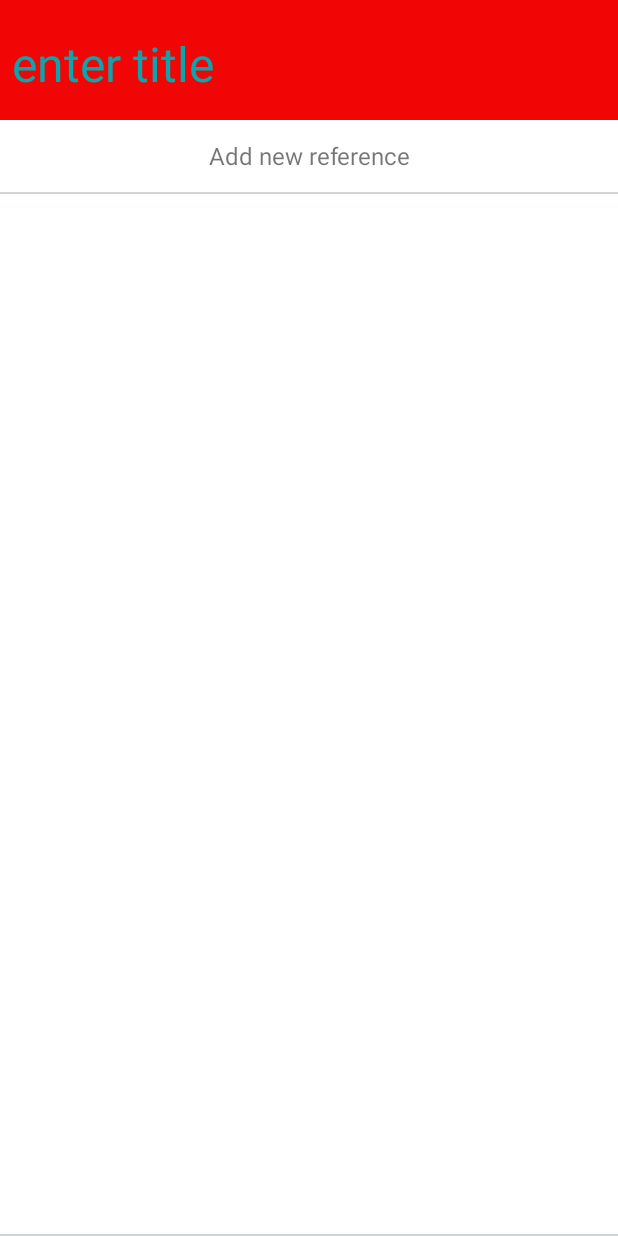
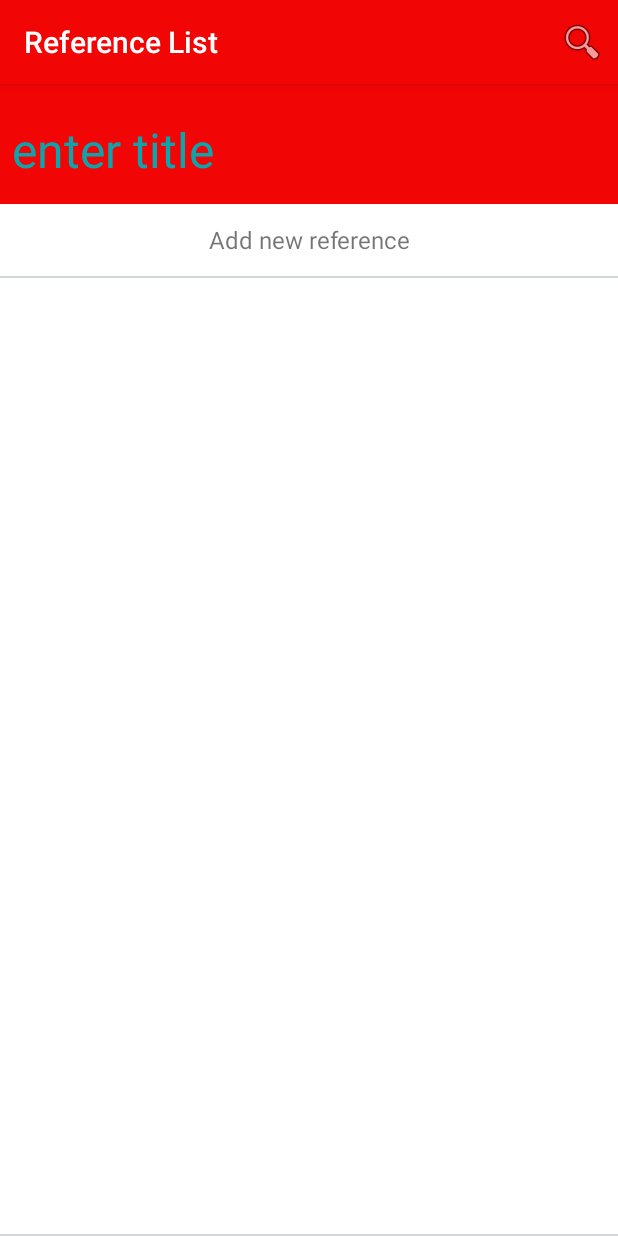
Before and after one commit to SafetyMarcus/EasyReference, an Android app: the ReferenceListActivity screen opened directly, with no data from a screen before it, on a phone screen of 412 x 824 dp. Run offline under Robolectric (Android 15) with nearby library versions, the phone set to English and light mode, and no system bars; our stand-ins replace ButterKnife; libraries missing offline, so code that uses them is left out: com.squareup.otto; 1 statement that could not run was skipped.

Commit message:
Fixing some layouts

```diff
--- a/app/src/main/java/com/au/easyreference/app/Activities/MainActivity.java
+++ b/app/src/main/java/com/au/easyreference/app/Activities/MainActivity.java
@@ -132,6 +132,8 @@ public class MainActivity extends ActionBarActivity
 			@Override
 			public void onClick(View view)
 			{
+				Intent referenceIntent = new Intent(activity, ReferenceListActivity.class);
+				startActivity(referenceIntent);
 			}
 		});
 
--- a/app/src/main/java/com/au/easyreference/app/Activities/ReferenceListActivity.java
+++ b/app/src/main/java/com/au/easyreference/app/Activities/ReferenceListActivity.java
@@ -1,9 +1,11 @@
 package com.au.easyreference.app.Activities;
 
-import android.app.Activity;
 import android.app.DialogFragment;
 import android.content.Intent;
+import android.os.Build;
 import android.os.Bundle;
+import android.support.v7.app.ActionBarActivity;
+import android.support.v7.widget.Toolbar;
 import android.view.Menu;
 import android.view.MenuItem;
 import android.view.View;
@@ -30,11 +32,13 @@ import java.util.ArrayList;
 /**
  * @author Marcus Hooper
  */
-public class ReferenceListActivity extends Activity
+public class ReferenceListActivity extends ActionBarActivity
 {
 	public static final String KEY_TYPE = "type";
 	public static final String KEY_ID = "id";
 
+	@InjectView(R.id.toolbar)
+	protected Toolbar toolbar;
 	@InjectView(R.id.references_list_view)
 	protected ListView referencesListView;
 	@InjectView(R.id.new_list_title)
@@ -48,14 +52,18 @@ public class ReferenceListActivity extends Activity
 	@Override
 	protected void onCreate(Bundle savedInstanceState)
 	{
+		boolean is21Plus = android.os.Build.VERSION.SDK_INT >= Build.VERSION_CODES.LOLLIPOP;
+
 		super.onCreate(savedInstanceState);
 		referenceItems = new ArrayList<ReferenceItem>();
 
 		setContentView(R.layout.reference_list_dialog_fragment);
 		ButterKnife.inject(this);
 
-		if(getActionBar() != null)
-			getActionBar().setDisplayHomeAsUpEnabled(true);
+		toolbar.setBackgroundColor(getResources().getColor(R.color.easy_reference_red));
+		setSupportActionBar(toolbar);
+		if(is21Plus)
+			getWindow().setStatusBarColor(getResources().getColor(R.color.dark_red));
 
 		Intent intent = getIntent();
 		if(intent != null)
--- a/app/src/main/res/drawable/action_bar.xml
+++ /dev/null
@@ -1,14 +0,0 @@
-<?xml version="1.0" encoding="utf-8"?>
-
-<layer-list xmlns:android="http://schemas.android.com/apk/res/android">
-
-    <item>
-        <shape
-            android:shape="rectangle">
-            <solid
-                android:color="@color/easy_reference_red"/>
-        </shape>
-    </item>
-
-
-</layer-list>
--- a/app/src/main/res/drawable/dropshadow.xml
+++ /dev/null
@@ -1,44 +0,0 @@
-<?xml version="1.0" encoding="utf-8"?>
-
-<layer-list xmlns:android="http://schemas.android.com/apk/res/android">
-
-    <!-- Drop Shadow Stack -->
-    <item>
-        <shape>
-            <padding android:top="1dp" android:right="1dp" android:bottom="1dp" android:left="1dp" />
-            <solid android:color="#00CCCCCC" />
-        </shape>
-    </item>
-    <item>
-        <shape>
-            <padding android:top="1dp" android:right="1dp" android:bottom="1dp" android:left="1dp" />
-            <solid android:color="#10CCCCCC" />
-        </shape>
-    </item>
-    <item>
-        <shape>
-            <padding android:top="1dp" android:right="1dp" android:bottom="1dp" android:left="1dp" />
-            <solid android:color="#20CCCCCC" />
-        </shape>
-    </item>
-    <item>
-        <shape>
-            <padding android:top="1dp" android:right="1dp" android:bottom="1dp" android:left="1dp" />
-            <solid android:color="#30CCCCCC" />
-        </shape>
-    </item>
-    <item>
-        <shape>
-            <padding android:top="1dp" android:right="1dp" android:bottom="1dp" android:left="1dp" />
-            <solid android:color="#50CCCCCC" />
-        </shape>
-    </item>
-
-    <!-- Background -->
-    <item>
-        <shape>
-            <solid android:color="@android:color/white" />
-            <corners android:radius="3dp" />
-        </shape>
-    </item>
-</layer-list>
--- a/app/src/main/res/layout/reference_item.xml
+++ b/app/src/main/res/layout/reference_item.xml
@@ -24,7 +24,7 @@
         android:text="@string/book"
         android:layout_margin="8dp"
         android:visibility="gone"
-        android:background="@drawable/dropshadow"/>
+        android:elevation="2dp"/>
 
     <Button
         android:id="@+id/journal_button"
@@ -36,6 +36,6 @@
         android:text="@string/journal"
         android:layout_margin="8dp"
         android:visibility="gone"
-        android:background="@drawable/dropshadow"/>
+        android:elevation="2dp"/>
 
 </LinearLayout>
--- a/app/src/main/res/layout/reference_list_dialog_fragment.xml
+++ b/app/src/main/res/layout/reference_list_dialog_fragment.xml
@@ -7,6 +7,8 @@
               android:background="@android:color/white"
               android:focusable="true"
               android:focusableInTouchMode="true">
+
+    <include layout="@layout/toolbar"/>
 
     <LinearLayout
         android:orientation="vertical"
--- a/app/src/main/res/layout/search_dialog.xml
+++ b/app/src/main/res/layout/search_dialog.xml
@@ -23,7 +23,7 @@
             android:gravity="center"
             android:text="@string/book"
             android:layout_margin="8dp"
-            android:background="@drawable/dropshadow"/>
+            android:elevation="2dp"/>
 
         <Button
             android:id="@+id/journal_button"
@@ -34,7 +34,7 @@
             android:gravity="center"
             android:text="@string/journal"
             android:layout_margin="8dp"
-            android:background="@drawable/dropshadow"/>
+            android:elevation="2dp"/>
     </LinearLayout>
 
     <LinearLayout
--- a/app/src/main/res/values/styles.xml
+++ b/app/src/main/res/values/styles.xml
@@ -2,7 +2,6 @@
 
     <!-- Base application theme. -->
     <style name="AppTheme" parent="Theme.AppCompat.Light.NoActionBar">
-        <item name="android:actionBarStyle">@style/AppTheme.ActionBar</item>
         <item name="android:editTextStyle">@style/EditTextStyle</item>
         <item name="android:textViewStyle">@style/TextViewStyle</item>
     </style>
@@ -10,13 +9,6 @@
     <style name="activity_title">
         <item name="android:textSize">30dp</item>
         <item name="android:textStyle">bold</item>
-    </style>
-
-    <style name="AppTheme.ActionBar" parent="@android:style/Widget.Holo.Light.ActionBar.Solid.Inverse">
-        <item name="android:background">@drawable/action_bar</item>
-        <item name="android:backgroundStacked">@drawable/action_bar</item>
-        <item name="android:backgroundSplit">@drawable/action_bar</item>
-        <item name="android:icon">@drawable/ic_launcher</item>
     </style>
 
     <style name="ButtonStyle">
```
